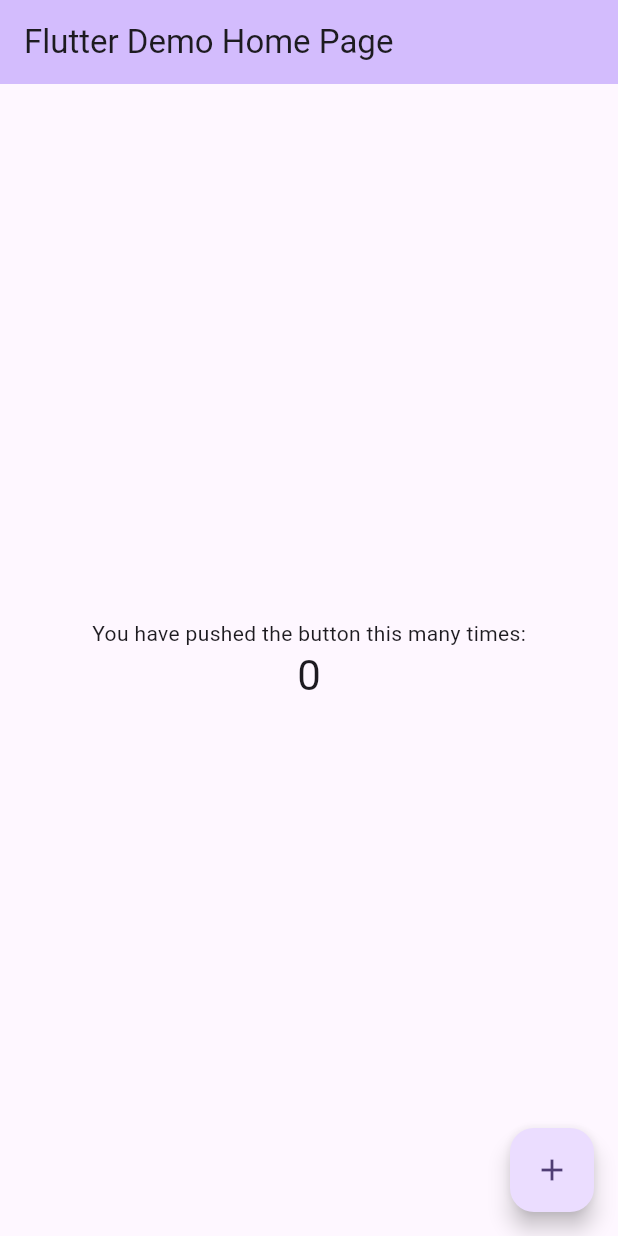
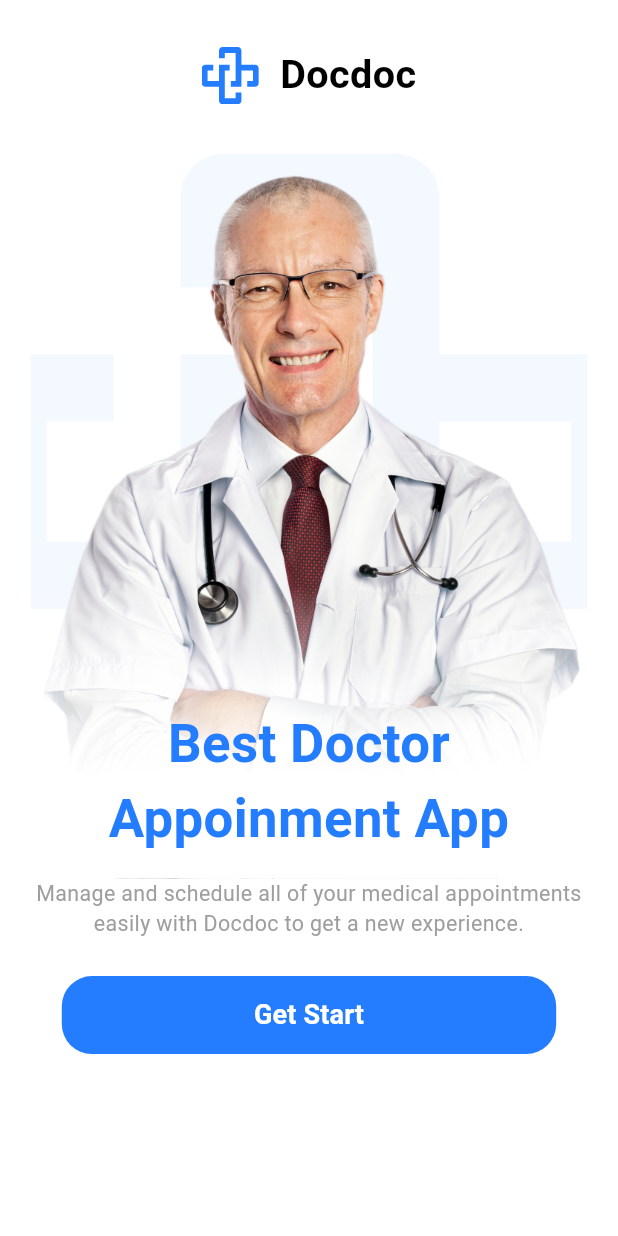
Before and after one commit to Khaled112003/Docdoc, a Flutter app: the screen it shows after launch, on a phone screen of 412 x 824 dp. Run offline on Flutter 3.47's test engine with Material 3 defaults, Android fonts, the phone set to English and light mode, and no system bars; our stand-ins replace flutter_screenutil, flutter_svg, go_router.

Commit message:
add image to pubspec.yaml -add routes -add prohect colors -create item button -create onboarding page

```diff
--- /dev/null
+++ b/lib/core/rouets/router.dart
@@ -0,0 +1,9 @@
+import 'package:daweny/feature/onboarding/onboarding_page.dart';
+import 'package:go_router/go_router.dart';
+
+final router = GoRouter(routes: [
+
+  GoRoute(
+    path: '/',
+    builder: (context, state) => const OnboardingPage(),
+  ),]);
--- /dev/null
+++ b/lib/core/thems/colors/colors.dart
@@ -0,0 +1,5 @@
+import 'package:flutter/material.dart';
+
+class MangerColors{
+  static const Color mainBlue = Color(0xFF247CFF);
+}
--- /dev/null
+++ b/lib/core/thems/fonts/manger_style.dart
@@ -0,0 +1,16 @@
+import 'package:daweny/core/thems/colors/colors.dart';
+import 'package:flutter/material.dart';
+import 'package:flutter_screenutil/flutter_screenutil.dart';
+
+class MangerStyle {
+  static TextStyle fontBoldSize32 = TextStyle(
+      fontWeight: FontWeight.bold,
+      fontSize: 32.sp,
+      color: MangerColors.mainBlue);
+  static TextStyle font700wSize24 = TextStyle(
+      fontWeight: FontWeight.w700, fontSize: 24.sp, color: Colors.black);
+  static TextStyle font400wSize10 = TextStyle(
+      fontWeight: FontWeight.w400, fontSize: 13.sp, color: Colors.grey);
+  static TextStyle font600wSize18 = const TextStyle(
+      color: Colors.white, fontSize: 18, fontWeight: FontWeight.w600);
+}
--- /dev/null
+++ b/lib/feature/onboarding/onboarding_page.dart
@@ -0,0 +1,33 @@
+import 'package:daweny/core/thems/fonts/manger_style.dart';
+import 'package:daweny/feature/onboarding/widgets/button_start.dart';
+import 'package:daweny/feature/onboarding/widgets/doctor_logo_text.dart';
+import 'package:daweny/feature/onboarding/widgets/logo_text.dart';
+import 'package:flutter/material.dart';
+import 'package:flutter_screenutil/flutter_screenutil.dart';
+class OnboardingPage extends StatelessWidget {
+  const OnboardingPage({super.key});
+
+  @override
+  Widget build(BuildContext context) {
+    return SafeArea(
+      child: Scaffold(
+        body: Padding(
+          padding: EdgeInsets.symmetric(vertical: 30.h, horizontal: 20.h),
+          child:  SingleChildScrollView(
+            child: Column(
+              children: [
+              const  LogoAndText(),
+               const DoctorAndlogAndText(),
+                Text(
+                  'Manage and schedule all of your medical appointments easily with Docdoc to get a new experience.',
+                  textAlign: TextAlign.center,style: MangerStyle.font400wSize10,
+                ),
+              const  ItemButtonStarted()
+              ],
+            ),
+          ),
+        ),
+      ),
+    );
+  }
+}
--- /dev/null
+++ b/lib/feature/onboarding/widgets/button_start.dart
@@ -0,0 +1,33 @@
+import 'package:daweny/core/thems/colors/colors.dart';
+import 'package:daweny/core/thems/fonts/manger_style.dart';
+import 'package:flutter/material.dart';
+import 'package:flutter_screenutil/flutter_screenutil.dart';
+
+class ItemButtonStarted extends StatelessWidget {
+  const ItemButtonStarted({
+    super.key,
+  });
+
+
+  @override
+  Widget build(BuildContext context) {
+    return Padding(
+      padding:  EdgeInsets.symmetric(vertical: 25),
+      child: Container(
+        height: 52,
+
+        width: 300.w,
+        decoration: BoxDecoration(
+            color: MangerColors.mainBlue,
+            borderRadius: BorderRadius.circular(20)),
+        child: MaterialButton(
+          onPressed: (){},
+          child: Text(
+            "Get Start",
+            style:MangerStyle.font600wSize18
+          ),
+        ),
+      ),
+    );
+  }
+}
--- /dev/null
+++ b/lib/feature/onboarding/widgets/doctor_logo_text.dart
@@ -0,0 +1,38 @@
+import 'package:flutter/material.dart';
+import 'package:flutter_svg/svg.dart';
+
+import '../../../core/thems/fonts/manger_style.dart';
+
+class DoctorAndlogAndText extends StatelessWidget {
+  const DoctorAndlogAndText({super.key});
+
+  @override
+  Widget build(BuildContext context) {
+    return Padding(
+      padding: const EdgeInsets.only(top: 30),
+      child: Stack(
+        children: [
+          SvgPicture.asset('assets/images/logo_low.svg'),
+          Container(
+            foregroundDecoration: BoxDecoration(
+                gradient: LinearGradient(
+                    colors: [Colors.white, Colors.white.withOpacity(0.0)],
+                    begin: Alignment.bottomCenter,
+                    end: Alignment.topCenter,
+                    stops: const [0.14, 0.4])),
+            child: Image.asset('assets/images/doctor.png'),
+          ),
+          Positioned(
+              bottom: 15,
+              right: 0,
+              left: 0,
+              child: Text(
+                "Best Doctor\nAppoinment App",
+                textAlign: TextAlign.center,
+                style: MangerStyle.fontBoldSize32,
+              ))
+        ],
+      ),
+    );
+  }
+}
--- /dev/null
+++ b/lib/feature/onboarding/widgets/logo_text.dart
@@ -0,0 +1,25 @@
+import 'package:daweny/core/thems/fonts/manger_style.dart';
+import 'package:flutter/material.dart';
+import 'package:flutter_screenutil/flutter_screenutil.dart';
+import 'package:flutter_svg/svg.dart';
+
+class LogoAndText extends StatelessWidget {
+  const LogoAndText({super.key});
+
+  @override
+  Widget build(BuildContext context) {
+    return Row(
+      mainAxisAlignment: MainAxisAlignment.center,
+      children: [
+        SvgPicture.asset("assets/images/logo.svg"),
+        SizedBox(
+          width: 12.w,
+        ),
+        Text(
+          'Docdoc',
+          style: MangerStyle.font700wSize24,
+        )
+      ],
+    );
+  }
+}
--- a/lib/main.dart
+++ b/lib/main.dart
@@ -1,125 +1,29 @@
+import 'package:daweny/core/rouets/router.dart';
+import 'package:daweny/core/thems/colors/colors.dart';
 import 'package:flutter/material.dart';
+import 'package:flutter_screenutil/flutter_screenutil.dart';
 
 void main() {
-  runApp(const MyApp());
+  runApp(const Docdoc ());
 }
 
-class MyApp extends StatelessWidget {
-  const MyApp({super.key});
+class Docdoc extends StatelessWidget {
+  const Docdoc({super.key});
 
-  // This widget is the root of your application.
   @override
   Widget build(BuildContext context) {
-    return MaterialApp(
-      title: 'Flutter Demo',
-      theme: ThemeData(
-        // This is the theme of your application.
-        //
-        // TRY THIS: Try running your application with "flutter run". You'll see
-        // the application has a purple toolbar. Then, without quitting the app,
-        // try changing the seedColor in the colorScheme below to Colors.green
-        // and then invoke "hot reload" (save your changes or press the "hot
-        // reload" button in a Flutter-supported IDE, or press "r" if you used
-        // the command line to start the app).
-        //
-        // Notice that the counter didn't reset back to zero; the application
-        // state is not lost during the reload. To reset the state, use hot
-        // restart instead.
-        //
-        // This works for code too, not just values: Most code changes can be
-        // tested with just a hot reload.
-        colorScheme: ColorScheme.fromSeed(seedColor: Colors.deepPurple),
-        useMaterial3: true,
+    return  ScreenUtilInit(
+      designSize:const Size(375, 812),
+      child: MaterialApp.router(
+        theme: ThemeData(
+          primaryColor: MangerColors.mainBlue,
+          scaffoldBackgroundColor: Colors.white
+        ),
+        debugShowCheckedModeBanner: false,
+        routerConfig: router,
+
       ),
-      home: const MyHomePage(title: 'Flutter Demo Home Page'),
+
     );
   }
 }
-
-class MyHomePage extends StatefulWidget {
-  const MyHomePage({super.key, required this.title});
-
-  // This widget is the home page of your application. It is stateful, meaning
-  // that it has a State object (defined below) that contains fields that affect
-  // how it looks.
-
-  // This class is the configuration for the state. It holds the values (in this
-  // case the title) provided by the parent (in this case the App widget) and
-  // used by the build method of the State. Fields in a Widget subclass are
-  // always marked "final".
-
-  final String title;
-
-  @override
-  State<MyHomePage> createState() => _MyHomePageState();
-}
-
-class _MyHomePageState extends State<MyHomePage> {
-  int _counter = 0;
-
-  void _incrementCounter() {
-    setState(() {
-      // This call to setState tells the Flutter framework that something has
-      // changed in this State, which causes it to rerun the build method below
-      // so that the display can reflect the updated values. If we changed
-      // _counter without calling setState(), then the build method would not be
-      // called again, and so nothing would appear to happen.
-      _counter++;
-    });
-  }
-
-  @override
-  Widget build(BuildContext context) {
-    // This method is rerun every time setState is called, for instance as done
-    // by the _incrementCounter method above.
-    //
-    // The Flutter framework has been optimized to make rerunning build methods
-    // fast, so that you can just rebuild anything that needs updating rather
-    // than having to individually change instances of widgets.
-    return Scaffold(
-      appBar: AppBar(
-        // TRY THIS: Try changing the color here to a specific color (to
-        // Colors.amber, perhaps?) and trigger a hot reload to see the AppBar
-        // change color while the other colors stay the same.
-        backgroundColor: Theme.of(context).colorScheme.inversePrimary,
-        // Here we take the value from the MyHomePage object that was created by
-        // the App.build method, and use it to set our appbar title.
-        title: Text(widget.title),
-      ),
-      body: Center(
-        // Center is a layout widget. It takes a single child and positions it
-        // in the middle of the parent.
-        child: Column(
-          // Column is also a layout widget. It takes a list of children and
-          // arranges them vertically. By default, it sizes itself to fit its
-          // children horizontally, and tries to be as tall as its parent.
-          //
-          // Column has various properties to control how it sizes itself and
-          // how it positions its children. Here we use mainAxisAlignment to
-          // center the children vertically; the main axis here is the vertical
-          // axis because Columns are vertical (the cross axis would be
-          // horizontal).
-          //
-          // TRY THIS: Invoke "debug painting" (choose the "Toggle Debug Paint"
-          // action in the IDE, or press "p" in the console), to see the
-          // wireframe for each widget.
-          mainAxisAlignment: MainAxisAlignment.center,
-          children: <Widget>[
-            const Text(
-              'You have pushed the button this many times:',
-            ),
-            Text(
-              '$_counter',
-              style: Theme.of(context).textTheme.headlineMedium,
-            ),
-          ],
-        ),
-      ),
-      floatingActionButton: FloatingActionButton(
-        onPressed: _incrementCounter,
-        tooltip: 'Increment',
-        child: const Icon(Icons.add),
-      ), // This trailing comma makes auto-formatting nicer for build methods.
-    );
-  }
-}
```
Also changed, not shown: pubspec.yaml (+6 -2 lines), assets/images/doctor.png (added), assets/images/logo.svg (added), assets/images/logo_low.svg (added), pubspec.lock, 1 other file.
